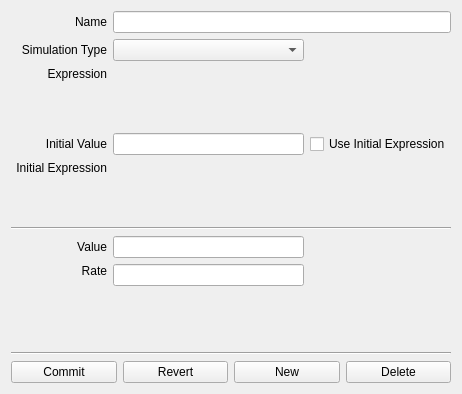
The window that copasi/UI/CQModelValue.ui (copasi/COPASI) describes before a commit, drawn with Qt 5.
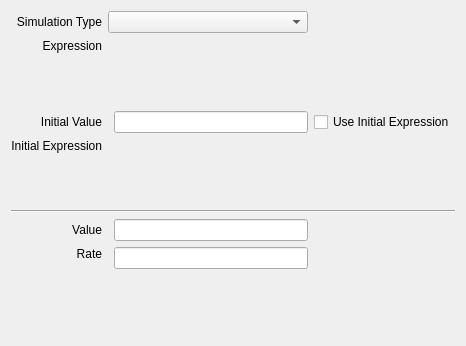
The same window after the commit. Custom widgets are drawn as their Qt base class.

```diff
--- a/copasi/UI/CQModelValue.ui
+++ b/copasi/UI/CQModelValue.ui
@@ -19,13 +19,13 @@
 
  <comment> All rights reserved. </comment>
  <class>CQModelValue</class>
- <widget class="CopasiWidget" name="CQModelValue" >
-  <property name="geometry" >
+ <widget class="CopasiWidget" name="CQModelValue">
+  <property name="geometry">
    <rect>
     <x>0</x>
     <y>0</y>
-    <width>462</width>
-    <height>394</height>
+    <width>466</width>
+    <height>346</height>
    </rect>
   </property>
   <property name="sizePolicy" >
@@ -37,37 +37,16 @@
   <property name="caption" stdset="0" >
    <string>Global Quantity</string>
   </property>
-  <layout class="QVBoxLayout" name="verticalLayout" >
-   <item>
-    <layout class="QGridLayout" name="gridLayout" >
-     <item row="0" column="0" >
-      <widget class="QLabel" name="mpLblName" >
-       <property name="sizePolicy" >
-        <sizepolicy vsizetype="Minimum" hsizetype="Preferred" >
+  <layout class="QGridLayout" name="gridLayout">
+   <item row="0" column="0">
+    <widget class="QLabel" name="mpLblType">
+     <property name="sizePolicy">
+      <sizepolicy hsizetype="Preferred" vsizetype="Minimum">
          <horstretch>0</horstretch>
          <verstretch>0</verstretch>
         </sizepolicy>
        </property>
-       <property name="text" >
-        <string>Name</string>
-       </property>
-       <property name="alignment" >
-        <set>Qt::AlignRight|Qt::AlignTrailing|Qt::AlignVCenter</set>
-       </property>
-       <property name="wordWrap" >
-        <bool>false</bool>
-       </property>
-      </widget>
-     </item>
-     <item row="1" column="0" >
-      <widget class="QLabel" name="mpLblType" >
-       <property name="sizePolicy" >
-        <sizepolicy vsizetype="Minimum" hsizetype="Preferred" >
-         <horstretch>0</horstretch>
-         <verstretch>0</verstretch>
-        </sizepolicy>
-       </property>
-       <property name="text" >
+     <property name="text">
         <string>Simulation Type</string>
        </property>
        <property name="alignment" >
@@ -78,20 +57,20 @@
        </property>
       </widget>
      </item>
-     <item row="1" column="1" colspan="2" >
-      <widget class="QComboBox" name="mpComboBoxType" >
-       <property name="sizePolicy" >
-        <sizepolicy vsizetype="Fixed" hsizetype="MinimumExpanding" >
+   <item row="0" column="1" colspan="2">
+    <widget class="QComboBox" name="mpComboBoxType">
+     <property name="sizePolicy">
+      <sizepolicy hsizetype="MinimumExpanding" vsizetype="Fixed">
          <horstretch>0</horstretch>
          <verstretch>0</verstretch>
         </sizepolicy>
        </property>
       </widget>
      </item>
-     <item row="2" column="0" >
-      <widget class="QLabel" name="mpLblExpression" >
-       <property name="sizePolicy" >
-        <sizepolicy vsizetype="Minimum" hsizetype="Preferred" >
+   <item row="1" column="0">
+    <widget class="QLabel" name="mpLblExpression">
+     <property name="sizePolicy">
+      <sizepolicy hsizetype="Preferred" vsizetype="Minimum">
          <horstretch>0</horstretch>
          <verstretch>0</verstretch>
         </sizepolicy>
@@ -107,10 +86,22 @@
        </property>
       </widget>
      </item>
-     <item row="3" column="0" >
-      <widget class="QLabel" name="mpLblInitialValue" >
-       <property name="sizePolicy" >
-        <sizepolicy vsizetype="Preferred" hsizetype="Preferred" >
+   <item row="1" column="2" colspan="2">
+    <widget class="CQExpressionMmlStackedWidget" name="mpExpressionEMW">
+     <property name="minimumSize">
+      <size>
+       <width>310</width>
+       <height>60</height>
+      </size>
+     </property>
+     <widget class="QWidget" name="page"/>
+     <widget class="QWidget" name="page_2"/>
+    </widget>
+   </item>
+   <item row="2" column="0">
+    <widget class="QLabel" name="mpLblInitialValue">
+     <property name="sizePolicy">
+      <sizepolicy hsizetype="Preferred" vsizetype="Preferred">
          <horstretch>0</horstretch>
          <verstretch>0</verstretch>
         </sizepolicy>
@@ -126,17 +117,27 @@
        </property>
       </widget>
      </item>
-     <item row="3" column="3" >
-      <widget class="QCheckBox" name="mpBoxUseInitialExpression" >
-       <property name="text" >
+   <item row="2" column="2">
+    <widget class="QLineEdit" name="mpEditInitialValue">
+     <property name="sizePolicy">
+      <sizepolicy hsizetype="MinimumExpanding" vsizetype="Preferred">
+       <horstretch>0</horstretch>
+       <verstretch>0</verstretch>
+      </sizepolicy>
+     </property>
+    </widget>
+   </item>
+   <item row="2" column="3">
+    <widget class="QCheckBox" name="mpBoxUseInitialExpression">
+     <property name="text">
         <string>Use Initial Expression</string>
        </property>
       </widget>
      </item>
-     <item row="4" column="0" >
-      <widget class="QLabel" name="mpLblInitialExpression" >
-       <property name="sizePolicy" >
-        <sizepolicy vsizetype="Minimum" hsizetype="Preferred" >
+   <item row="3" column="0">
+    <widget class="QLabel" name="mpLblInitialExpression">
+     <property name="sizePolicy">
+      <sizepolicy hsizetype="Preferred" vsizetype="Minimum">
          <horstretch>0</horstretch>
          <verstretch>0</verstretch>
         </sizepolicy>
@@ -152,9 +153,21 @@
        </property>
       </widget>
      </item>
-     <item row="5" column="0" colspan="4" >
-      <widget class="Line" name="mpLine1" >
-       <property name="frameShape" >
+   <item row="3" column="2" colspan="2">
+    <widget class="CQExpressionMmlStackedWidget" name="mpInitialExpressionEMW">
+     <property name="minimumSize">
+      <size>
+       <width>310</width>
+       <height>60</height>
+      </size>
+     </property>
+     <widget class="QWidget" name="page_3"/>
+     <widget class="QWidget" name="page_4"/>
+    </widget>
+   </item>
+   <item row="4" column="0" colspan="4">
+    <widget class="Line" name="mpLine1">
+     <property name="frameShape">
         <enum>QFrame::HLine</enum>
        </property>
        <property name="frameShadow" >
@@ -162,10 +175,10 @@
        </property>
       </widget>
      </item>
-     <item row="6" column="0" >
-      <widget class="QLabel" name="mpLblValue" >
-       <property name="sizePolicy" >
-        <sizepolicy vsizetype="Minimum" hsizetype="Preferred" >
+   <item row="5" column="0">
+    <widget class="QLabel" name="mpLblValue">
+     <property name="sizePolicy">
+      <sizepolicy hsizetype="Preferred" vsizetype="Minimum">
          <horstretch>0</horstretch>
          <verstretch>0</verstretch>
         </sizepolicy>
@@ -181,15 +194,28 @@
        </property>
       </widget>
      </item>
-     <item row="7" column="0" >
-      <widget class="QLabel" name="mpLblRate" >
-       <property name="sizePolicy" >
-        <sizepolicy vsizetype="Minimum" hsizetype="Preferred" >
+   <item row="5" column="2">
+    <widget class="QLineEdit" name="mpEditCurrentValue">
+     <property name="sizePolicy">
+      <sizepolicy hsizetype="MinimumExpanding" vsizetype="Preferred">
          <horstretch>0</horstretch>
          <verstretch>0</verstretch>
         </sizepolicy>
        </property>
-       <property name="text" >
+     <property name="readOnly">
+      <bool>true</bool>
+     </property>
+    </widget>
+   </item>
+   <item row="6" column="0">
+    <widget class="QLabel" name="mpLblRate">
+     <property name="sizePolicy">
+      <sizepolicy hsizetype="Preferred" vsizetype="Minimum">
+       <horstretch>0</horstretch>
+       <verstretch>0</verstretch>
+      </sizepolicy>
+     </property>
+     <property name="text">
         <string>Rate</string>
        </property>
        <property name="alignment" >
@@ -200,139 +226,35 @@
        </property>
       </widget>
      </item>
-     <item row="9" column="0" colspan="4" >
-      <widget class="Line" name="mpLine2" >
-       <property name="frameShape" >
-        <enum>QFrame::HLine</enum>
-       </property>
-       <property name="frameShadow" >
-        <enum>QFrame::Sunken</enum>
-       </property>
-      </widget>
-     </item>
-     <item row="0" column="1" colspan="3" >
-      <widget class="QLineEdit" name="mpEditName" >
-       <property name="sizePolicy" >
-        <sizepolicy vsizetype="Fixed" hsizetype="MinimumExpanding" >
+   <item row="6" column="2">
+    <widget class="QLineEdit" name="mpEditRate">
+     <property name="sizePolicy">
+      <sizepolicy hsizetype="MinimumExpanding" vsizetype="Preferred">
          <horstretch>0</horstretch>
          <verstretch>0</verstretch>
         </sizepolicy>
        </property>
-      </widget>
-     </item>
-     <item row="2" column="1" colspan="3" >
-      <widget class="CQExpressionMmlStackedWidget" name="mpExpressionEMW" >
-       <property name="minimumSize" >
-        <size>
-         <width>310</width>
-         <height>60</height>
-        </size>
-       </property>
-       <widget class="QWidget" name="page" />
-       <widget class="QWidget" name="page_2" />
-      </widget>
-     </item>
-     <item row="4" column="1" colspan="3" >
-      <widget class="CQExpressionMmlStackedWidget" name="mpInitialExpressionEMW" >
-       <property name="minimumSize" >
-        <size>
-         <width>310</width>
-         <height>60</height>
-        </size>
-       </property>
-       <widget class="QWidget" name="page_3" />
-       <widget class="QWidget" name="page_4" />
-      </widget>
-     </item>
-     <item row="3" column="1" colspan="2" >
-      <widget class="QLineEdit" name="mpEditInitialValue" >
-       <property name="sizePolicy" >
-        <sizepolicy vsizetype="Preferred" hsizetype="MinimumExpanding" >
-         <horstretch>0</horstretch>
-         <verstretch>0</verstretch>
-        </sizepolicy>
-       </property>
-      </widget>
-     </item>
-     <item row="7" column="1" colspan="2" >
-      <widget class="QLineEdit" name="mpEditRate" >
-       <property name="sizePolicy" >
-        <sizepolicy vsizetype="Preferred" hsizetype="MinimumExpanding" >
-         <horstretch>0</horstretch>
-         <verstretch>0</verstretch>
-        </sizepolicy>
-       </property>
-       <property name="readOnly" >
+     <property name="readOnly">
         <bool>true</bool>
        </property>
       </widget>
      </item>
-     <item row="6" column="1" colspan="2" >
-      <widget class="QLineEdit" name="mpEditCurrentValue" >
-       <property name="sizePolicy" >
-        <sizepolicy vsizetype="Preferred" hsizetype="MinimumExpanding" >
-         <horstretch>0</horstretch>
-         <verstretch>0</verstretch>
-        </sizepolicy>
-       </property>
-       <property name="readOnly" >
-        <bool>true</bool>
-       </property>
-      </widget>
-     </item>
-     <item row="8" column="1" colspan="2" >
-      <spacer name="mpSpacer" >
-       <property name="orientation" >
+   <item row="7" column="2">
+    <spacer name="verticalSpacer">
+     <property name="orientation">
         <enum>Qt::Vertical</enum>
        </property>
-       <property name="sizeType" >
-        <enum>QSizePolicy::Expanding</enum>
-       </property>
-       <property name="sizeHint" stdset="0" >
+     <property name="sizeHint" stdset="0">
         <size>
          <width>20</width>
-         <height>20</height>
+       <height>40</height>
         </size>
        </property>
       </spacer>
      </item>
     </layout>
-   </item>
-   <item>
-    <layout class="QHBoxLayout" >
-     <item>
-      <widget class="QPushButton" name="mpBtnCommit" >
-       <property name="text" >
-        <string>Commit</string>
-       </property>
-      </widget>
-     </item>
-     <item>
-      <widget class="QPushButton" name="mpBtnRevert" >
-       <property name="text" >
-        <string>Revert</string>
-       </property>
-      </widget>
-     </item>
-     <item>
-      <widget class="QPushButton" name="mpBtnNew" >
-       <property name="text" >
-        <string>New</string>
-       </property>
-      </widget>
-     </item>
-     <item>
-      <widget class="QPushButton" name="mpBtnDelete" >
-       <property name="text" >
-        <string>Delete</string>
-       </property>
-      </widget>
-     </item>
-    </layout>
-   </item>
-  </layout>
- </widget>
- <layoutdefault spacing="6" margin="11" />
+ </widget>
+ <layoutdefault spacing="6" margin="11"/>
  <customwidgets>
   <customwidget>
    <class>CopasiWidget</class>
```
Left out of the diff: 150 changed lines with no effect on the pictures. Lines whose indentation alone changed are shown as unchanged.
